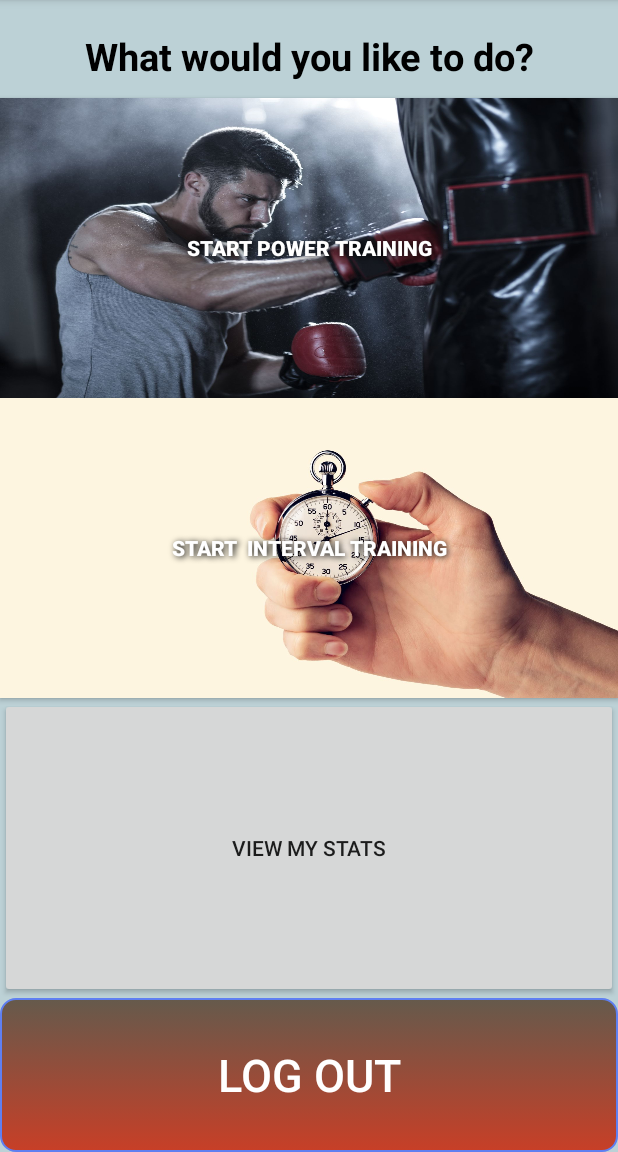
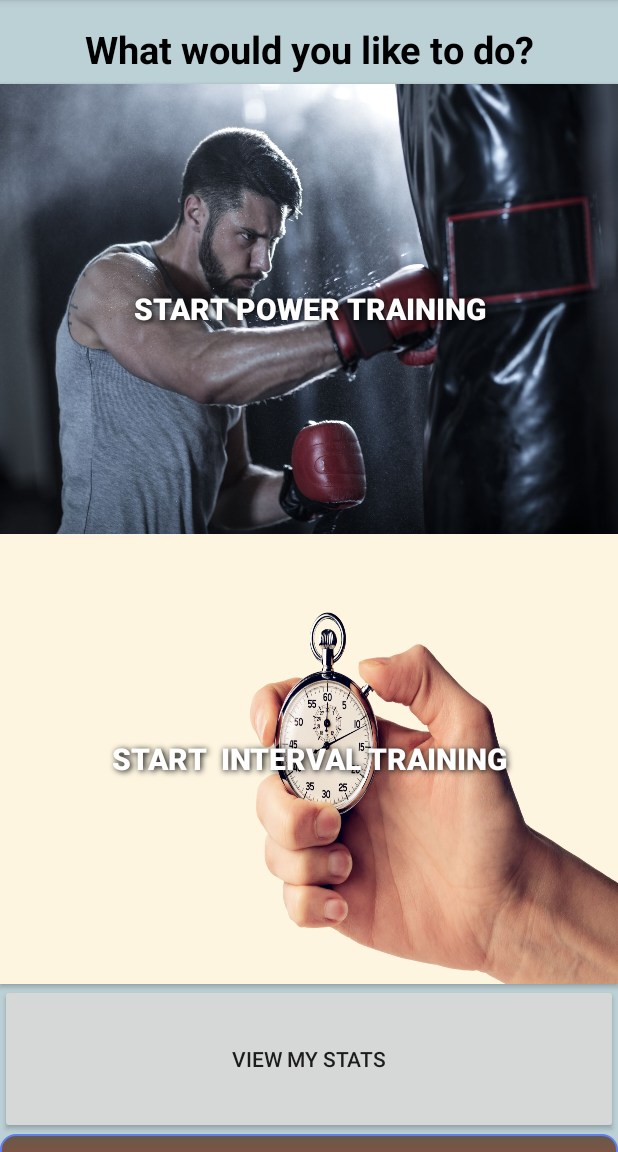
Before and after one commit to Gianni2U/BoxingSensorMobileFrontend, an Android app: the MainActivity screen opened directly, with no data from a screen before it, on a phone screen of 412 x 824 dp, the part 84-1236 px from its top. Run offline under Robolectric (Android 15) with nearby library versions, the phone set to English and light mode, and no system bars; our stand-ins replace Firebase (no records; nobody signed in at launch, a user with empty details on screens opened directly).

Commit message:
Small style tweaks

```diff
--- a/app/src/main/res/layout/activity_main.xml
+++ b/app/src/main/res/layout/activity_main.xml
@@ -11,7 +11,7 @@
         <TextView
             android:layout_width="match_parent"
             android:layout_height="35dp"
-            android:layout_marginTop="20dp"
+            android:layout_marginTop="15dp"
             android:gravity="center"
             android:textSize="25dp"
             android:text="What would you like to do?"
@@ -21,8 +21,8 @@
             android:id="@+id/btnPower"
             android:layout_marginHorizontal="0dp"
             android:layout_width="match_parent"
-            android:layout_height="200dp"
-            android:layout_marginTop="10dp"
+            android:layout_height="300dp"
+            android:layout_marginTop="5dp"
             android:onClick="GoToPower"
             android:text="Start Power Training"
             android:textStyle="bold"
@@ -31,17 +31,19 @@
             android:shadowDx="1.5"
             android:shadowDy="1.3"
             android:shadowRadius="5"
+            android:textSize="20dp"
             android:background="@drawable/boxer_punching"/>
 
         <Button
             android:layout_width="match_parent"
-            android:layout_height="200dp"
+            android:layout_height="300dp"
             android:id="@+id/btnSpeed"
             android:text="start  interval Training"
             android:width="100dp"
             android:onClick="GoToSpeed"
             android:textStyle="bold"
             android:textColor="@color/white"
+            android:textSize="20dp"
             android:shadowColor="#000000"
             android:shadowDx="1.5"
             android:shadowDy="1.3"
@@ -50,7 +52,7 @@
 
     <Button
             android:layout_width="match_parent"
-            android:layout_height="200dp"
+            android:layout_height="100dp"
             android:id="@+id/btnStatistics"
             android:layout_marginTop="0dp"
             android:text="view my stats"
@@ -58,7 +60,7 @@
 
     <Button
         android:layout_width="match_parent"
-        android:layout_height="match_parent"
+        android:layout_height="50dp"
         android:id="@+id/logout"
         android:layout_marginTop="0dp"
         android:layout_gravity="center"
```
